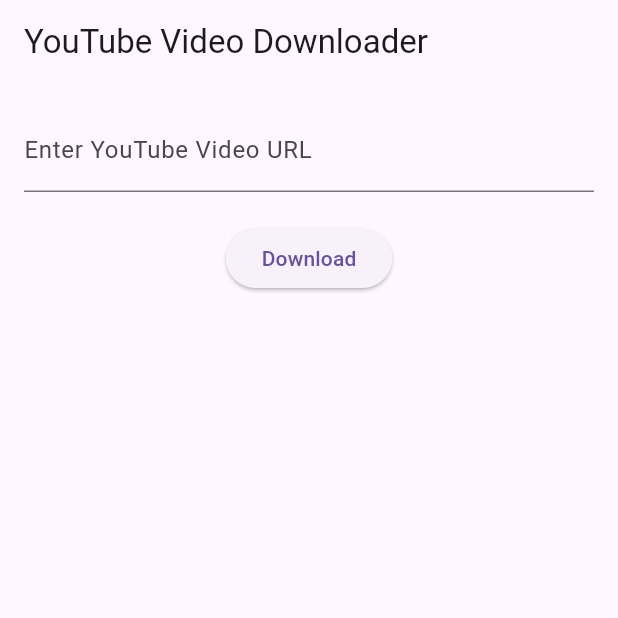
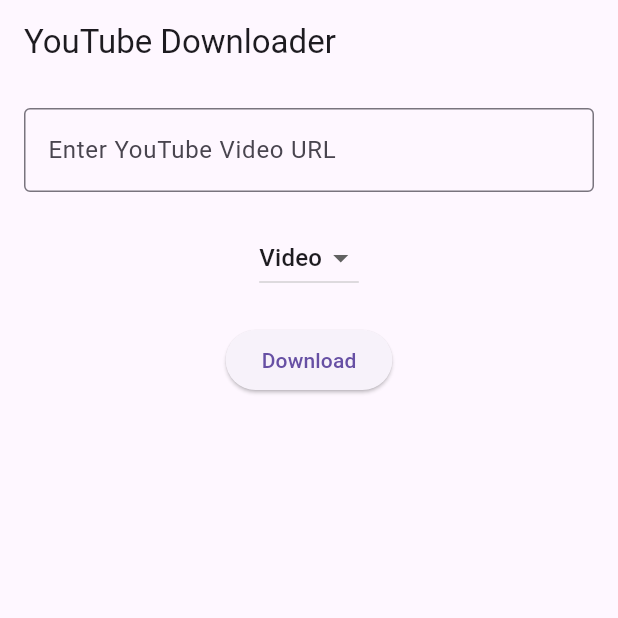
Before and after one commit to gokeihub/snap_yt, a Flutter app: the screen it shows after launch, after a tap on "Download", on a phone screen of 412 x 824 dp, the top half of it. Run offline on Flutter 3.47's test engine with Material 3 defaults, Android fonts, the phone set to English and light mode, and no system bars; our stand-ins replace permission_handler; missing offline and left inert: youtube_explode_dart.

Commit message:
basic download work

```diff
--- a/lib/main.dart
+++ b/lib/main.dart
@@ -2,35 +2,39 @@
 import 'package:youtube_explode_dart/youtube_explode_dart.dart';
 import 'package:permission_handler/permission_handler.dart';
 import 'dart:io';
-import 'package:path_provider/path_provider.dart';
 
 void main() {
-  runApp(MyApp());
+  runApp(const MyApp());
 }
 
 class MyApp extends StatelessWidget {
+  const MyApp({super.key});
+
   @override
   Widget build(BuildContext context) {
     return MaterialApp(
-      title: 'YouTube Video Downloader',
+      title: 'YouTube Downloader',
       theme: ThemeData(
         primarySwatch: Colors.blue,
       ),
-      home: MyHomePage(),
+      home: const MyHomePage(),
     );
   }
 }
 
 class MyHomePage extends StatefulWidget {
+  const MyHomePage({super.key});
+
   @override
-  _MyHomePageState createState() => _MyHomePageState();
+  MyHomePageState createState() => MyHomePageState();
 }
 
-class _MyHomePageState extends State<MyHomePage> {
+class MyHomePageState extends State<MyHomePage> {
   final TextEditingController _controller = TextEditingController();
   bool _isLoading = false;
+  String _downloadType = 'Video'; // Default download type
 
-  Future<void> _downloadVideo(String url) async {
+  Future<void> _downloadContent(String url) async {
     setState(() {
       _isLoading = true;
     });
@@ -39,38 +43,54 @@
     if (await Permission.storage.request().isGranted) {
       try {
         var yt = YoutubeExplode();
-        // var videoId = YoutubeExplode.parseVideoId(url); // Extract video ID
         var video = await yt.videos.get(url);
         var manifest = await yt.videos.streamsClient.getManifest(video.id);
 
-        // Check if there are any streams available for download
+        var dir = Directory('/storage/emulated/0/Download'); // Download path
+        dir.createSync(recursive: true); // Ensure the directory exists
+
+        if (_downloadType == 'Video') {
+          // Video download
           if (manifest.muxed.isEmpty) {
-          throw Exception('No downloadable streams found for this video.');
+            throw Exception('No video streams available for download.');
           }
-
           var streamInfo = manifest.muxed.withHighestBitrate();
-        var dir = Directory('/storage/emulated/0/Download'); // Path to the download folder
           var filePath = '${dir.path}/${video.title}.mp4';
           var file = File(filePath);
           var stream = yt.videos.streamsClient.get(streamInfo);
-
-        // Start downloading the video
           var output = file.openWrite();
           await stream.pipe(output);
           await output.flush();
           await output.close();
 
           ScaffoldMessenger.of(context).showSnackBar(SnackBar(
-          content: Text('Downloaded: ${video.title}'),
+            content: Text('Downloaded video: ${video.title}'),
           ));
+        } else {
+          // Audio download
+          if (manifest.audioOnly.isEmpty) {
+            throw Exception('No audio streams available for download.');
+          }
+          var streamInfo = manifest.audioOnly.withHighestBitrate();
+          var filePath = '${dir.path}/${video.title}.mp3';
+          var file = File(filePath);
+          var stream = yt.videos.streamsClient.get(streamInfo);
+          var output = file.openWrite();
+          await stream.pipe(output);
+          await output.flush();
+          await output.close();
+
+          ScaffoldMessenger.of(context).showSnackBar(SnackBar(
+            content: Text('Downloaded audio: ${video.title}'),
+          ));
+        }
       } catch (e) {
         String errorMessage;
 
-        // Handle different types of exceptions
         if (e is VideoUnavailableException) {
           errorMessage = 'This video is unavailable.';
         } else if (e is YoutubeExplodeException) {
-          errorMessage = 'Failed to extract video data: ${e.message}';
+          errorMessage = 'Failed to extract data: ${e.message}';
         } else {
           errorMessage = 'Error: $e';
         }
@@ -84,7 +104,7 @@
         });
       }
     } else {
-      ScaffoldMessenger.of(context).showSnackBar(SnackBar(
+      ScaffoldMessenger.of(context).showSnackBar(const SnackBar(
         content: Text('Storage permission not granted'),
       ));
     }
@@ -94,7 +114,7 @@
   Widget build(BuildContext context) {
     return Scaffold(
       appBar: AppBar(
-        title: Text('YouTube Video Downloader'),
+        title: const Text('YouTube Downloader'),
       ),
       body: Padding(
         padding: const EdgeInsets.all(16.0),
@@ -102,25 +122,42 @@
           children: [
             TextField(
               controller: _controller,
-              decoration: InputDecoration(
+              decoration: const InputDecoration(
                 labelText: 'Enter YouTube Video URL',
+                border: OutlineInputBorder(),
               ),
             ),
-            SizedBox(height: 20),
+            const SizedBox(height: 20),
+            DropdownButton<String>(
+              value: _downloadType,
+              onChanged: (String? newValue) {
+                setState(() {
+                  _downloadType = newValue!;
+                });
+              },
+              items: <String>['Video', 'Audio']
+                  .map<DropdownMenuItem<String>>((String value) {
+                return DropdownMenuItem<String>(
+                  value: value,
+                  child: Text(value),
+                );
+              }).toList(),
+            ),
+            const SizedBox(height: 20),
             ElevatedButton(
               onPressed: _isLoading
                   ? null
                   : () {
                       var url = _controller.text.trim();
                       if (url.isNotEmpty) {
-                        _downloadVideo(url);
+                        _downloadContent(url);
                       }
                     },
               child: _isLoading
-                  ? CircularProgressIndicator(
+                  ? const CircularProgressIndicator(
                       valueColor: AlwaysStoppedAnimation<Color>(Colors.white),
                     )
-                  : Text('Download'),
+                  : const Text('Download'),
             ),
           ],
         ),
```
Also changed, not shown: 4 other files. Lines whose indentation alone changed are shown as unchanged.
